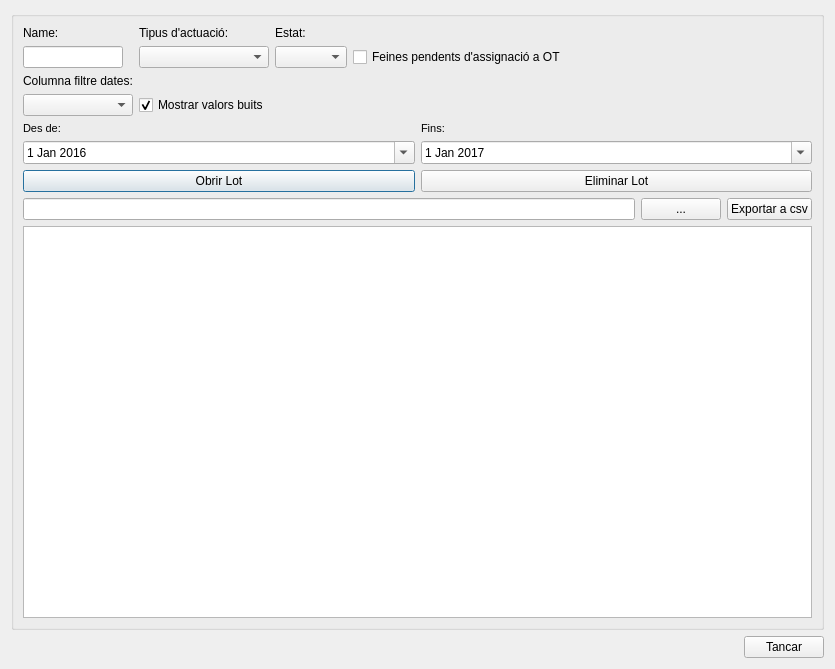
This is core/ui/toolbars/cm/lot_management.ui in Giswater/giswater_qgis_plugin as Qt 5 draws it before an edit. The edited form follows.
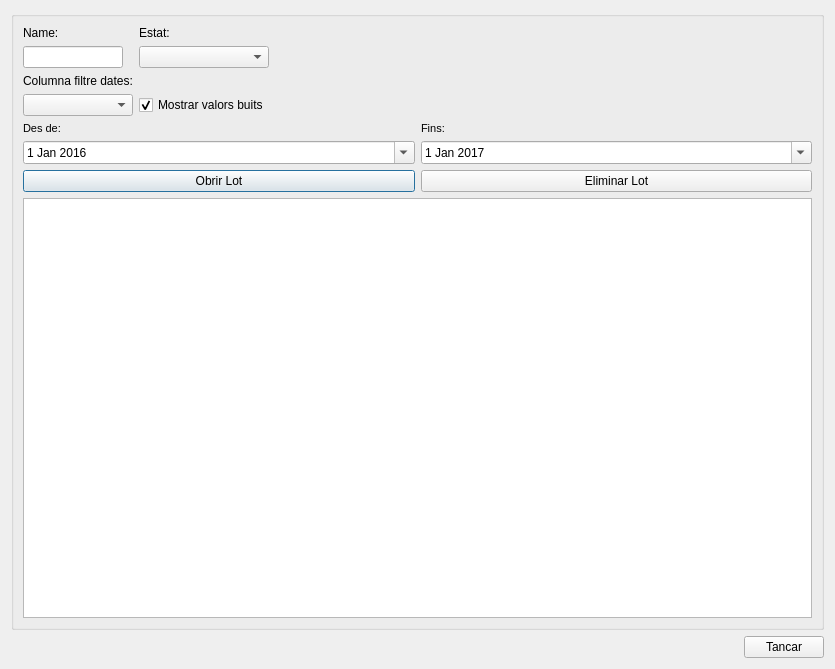
This is the edited form.

Patch:
```diff
--- a/core/ui/toolbars/cm/lot_management.ui
+++ b/core/ui/toolbars/cm/lot_management.ui
@@ -22,6 +22,20 @@
      <layout class="QVBoxLayout" name="verticalLayout_3">
       <item>
        <layout class="QGridLayout" name="gridLayout_2">
+        <item row="3" column="0">
+         <widget class="QLabel" name="lbl_column_filter">
+          <property name="text">
+           <string>Columna filtre dates:</string>
+          </property>
+         </widget>
+        </item>
+        <item row="0" column="1">
+         <widget class="QLabel" name="lbl_state">
+          <property name="text">
+           <string>Estat:</string>
+          </property>
+         </widget>
+        </item>
         <item row="1" column="0">
          <widget class="QLineEdit" name="txt_lot_name">
           <property name="maximumSize">
@@ -32,17 +46,17 @@
           </property>
          </widget>
         </item>
-        <item row="4" column="0">
-         <widget class="QComboBox" name="cmb_date_filter_type"/>
-        </item>
-        <item row="0" column="0">
-         <widget class="QLabel" name="lbl_name">
+        <item row="4" column="1">
+         <widget class="QCheckBox" name="chk_show_nulls">
           <property name="text">
-           <string>Name:</string>
+           <string>Mostrar valors buits</string>
+          </property>
+          <property name="checked">
+           <bool>true</bool>
           </property>
          </widget>
         </item>
-        <item row="1" column="4">
+        <item row="1" column="3">
          <spacer name="horizontalSpacer">
           <property name="orientation">
            <enum>Qt::Horizontal</enum>
@@ -55,49 +69,18 @@
           </property>
          </spacer>
         </item>
-        <item row="3" column="0">
-         <widget class="QLabel" name="lbl_column_filter">
+        <item row="0" column="0">
+         <widget class="QLabel" name="lbl_name">
           <property name="text">
-           <string>Columna filtre dates:</string>
+           <string>Name:</string>
           </property>
          </widget>
         </item>
         <item row="1" column="1">
-         <widget class="QComboBox" name="cmb_actuacio"/>
-        </item>
-        <item row="1" column="3">
-         <widget class="QCheckBox" name="chk_assignacio">
-          <property name="text">
-           <string>Feines pendents d'assignació a OT</string>
-          </property>
-         </widget>
-        </item>
-        <item row="0" column="1">
-         <widget class="QLabel" name="lbl_performance_type">
-          <property name="text">
-           <string>&lt;html&gt;&lt;head/&gt;&lt;body&gt;&lt;p&gt;Tipus d'actuació:&lt;/p&gt;&lt;/body&gt;&lt;/html&gt;</string>
-          </property>
-         </widget>
-        </item>
-        <item row="1" column="2">
          <widget class="QComboBox" name="cmb_estat"/>
         </item>
-        <item row="0" column="2">
-         <widget class="QLabel" name="lbl_state">
-          <property name="text">
-           <string>Estat:</string>
-          </property>
-         </widget>
-        </item>
-        <item row="4" column="1">
-         <widget class="QCheckBox" name="chk_show_nulls">
-          <property name="text">
-           <string>Mostrar valors buits</string>
-          </property>
-          <property name="checked">
-           <bool>true</bool>
-          </property>
-         </widget>
+        <item row="4" column="0">
+         <widget class="QComboBox" name="cmb_date_filter_type"/>
         </item>
        </layout>
       </item>
@@ -216,27 +199,6 @@
         </item>
        </layout>
       </item>
-      <item>
-       <layout class="QHBoxLayout" name="horizontalLayout_3">
-        <item>
-         <widget class="QLineEdit" name="txt_path"/>
-        </item>
-        <item>
-         <widget class="QPushButton" name="btn_path">
-          <property name="text">
-           <string>...</string>
-          </property>
-         </widget>
-        </item>
-        <item>
-         <widget class="QPushButton" name="btn_export">
-          <property name="text">
-           <string>Exportar a csv</string>
-          </property>
-         </widget>
-        </item>
-       </layout>
-      </item>
       <item>
        <widget class="QTableView" name="tbl_lots">
         <property name="sortingEnabled">
```
